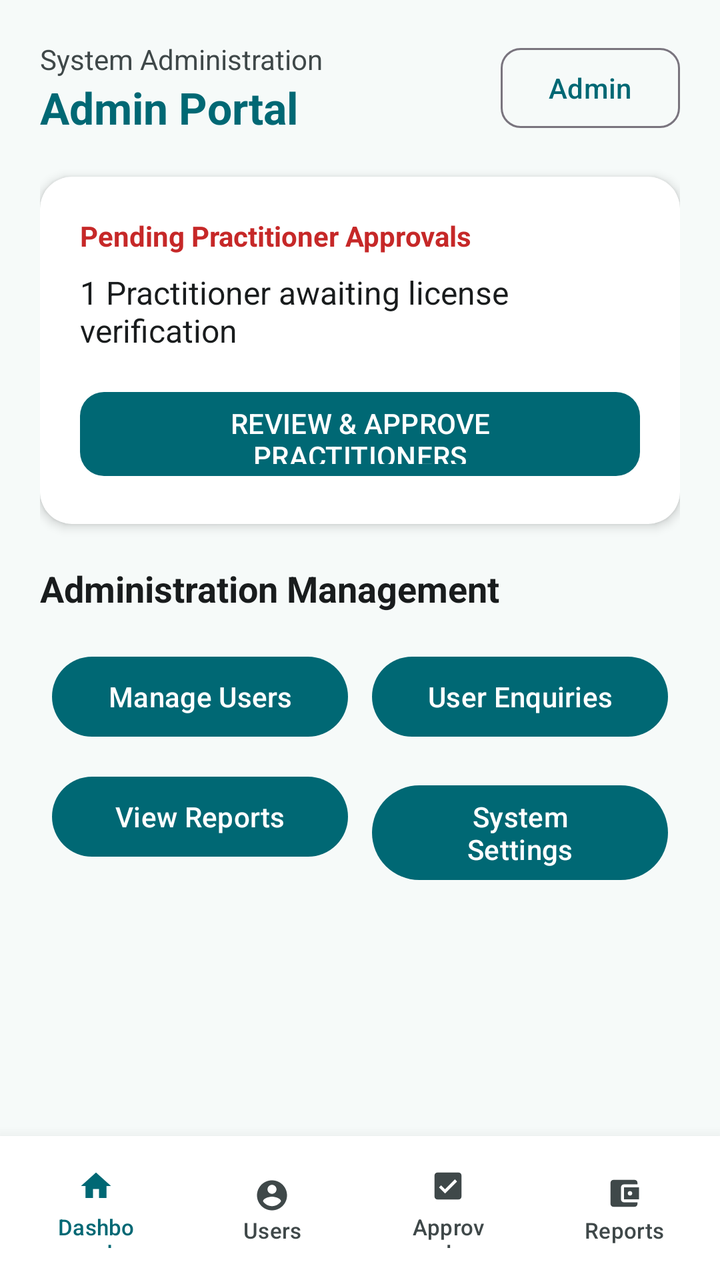
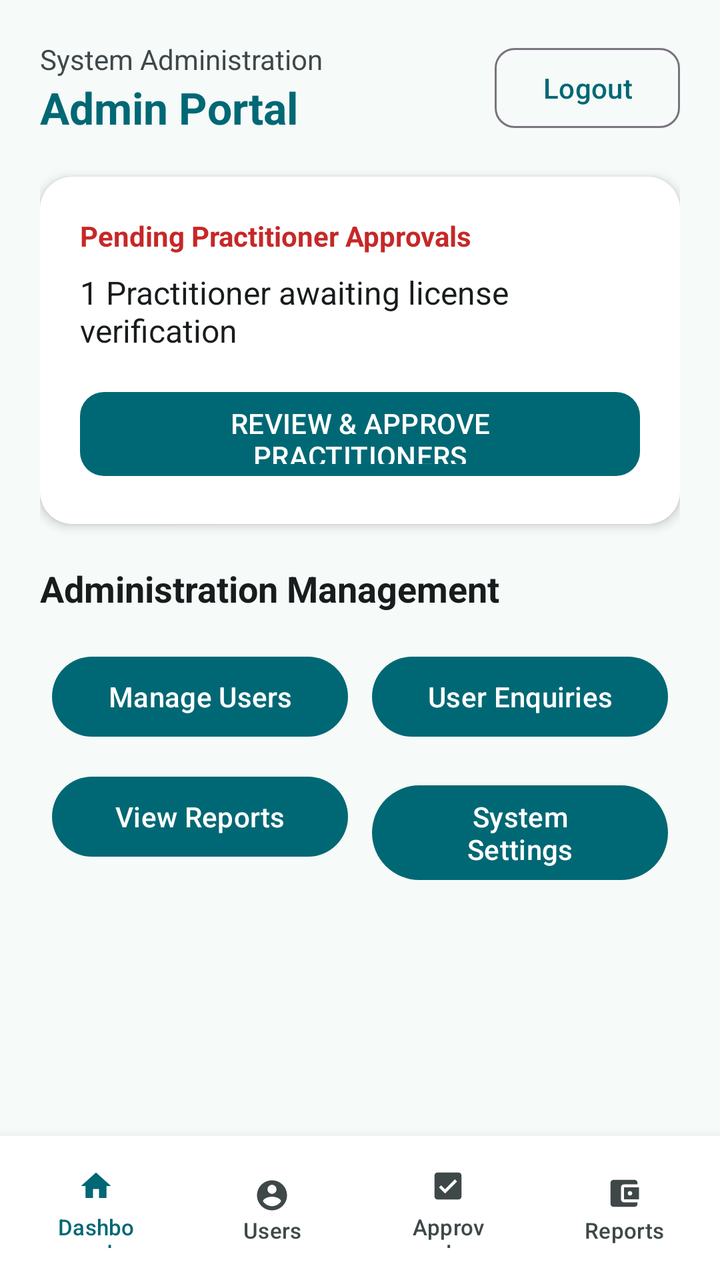

Two renders of the same Android screen: before a commit and after it. Below are the layout's source before the change and the commit's diff.
<!-- AndroidManifest.xml: application theme Theme.TeledentistryProject -->
<!-- res/layout/activity_admin_home.xml -->
<?xml version="1.0" encoding="utf-8"?>
<RelativeLayout xmlns:android="http://schemas.android.com/apk/res/android"
    xmlns:app="http://schemas.android.com/apk/res-auto"
    android:layout_width="match_parent"
    android:layout_height="match_parent"
    android:background="@color/dental_background">

    <ScrollView
        android:layout_width="match_parent"
        android:layout_height="match_parent"
        android:layout_above="@id/bottomNavContainer"
        android:fillViewport="true">

        <LinearLayout
            android:layout_width="match_parent"
            android:layout_height="wrap_content"
            android:orientation="vertical"
            android:padding="20dp">

            
            <LinearLayout
                android:layout_width="match_parent"
                android:layout_height="wrap_content"
                android:orientation="horizontal"
                android:gravity="center_vertical"
                android:layout_marginBottom="20dp">

                <LinearLayout
                    android:layout_width="0dp"
                    android:layout_height="wrap_content"
                    android:layout_weight="1"
                    android:orientation="vertical">

                    <TextView
                        android:layout_width="wrap_content"
                        android:layout_height="wrap_content"
                        android:text="System Administration"
                        android:textSize="14sp"
                        android:textColor="@color/text_secondary"/>

                    <TextView
                        android:layout_width="wrap_content"
                        android:layout_height="wrap_content"
                        android:text="Admin Portal"
                        android:textSize="22sp"
                        android:textStyle="bold"
                        android:textColor="@color/dental_primary"/>
                </LinearLayout>

                <com.google.android.material.button.MaterialButton
                    android:id="@+id/btnAdminProfile"
                    android:layout_width="wrap_content"
                    android:layout_height="wrap_content"
                    android:text="Admin"
                    style="?attr/materialButtonOutlinedStyle"
                    app:cornerRadius="10dp"/>
            </LinearLayout>

            
            <androidx.cardview.widget.CardView
                android:layout_width="match_parent"
                android:layout_height="wrap_content"
                android:layout_marginBottom="20dp"
                app:cardCornerRadius="16dp"
                app:cardElevation="3dp"
                app:cardBackgroundColor="@color/dental_surface">

                <LinearLayout
                    android:layout_width="match_parent"
                    android:layout_height="wrap_content"
                    android:orientation="vertical"
                    android:padding="20dp">

                    <TextView
                        android:layout_width="wrap_content"
                        android:layout_height="wrap_content"
                        android:text="Pending Practitioner Approvals"
                        android:textStyle="bold"
                        android:textColor="@color/error_red"
                        android:layout_marginBottom="8dp"/>

                    <TextView
                        android:id="@+id/tvPendingCount"
                        android:layout_width="wrap_content"
                        android:layout_height="wrap_content"
                        android:text="1 Practitioner awaiting license verification"
                        android:textSize="16sp"
                        android:textColor="@color/text_primary"
                        android:layout_marginBottom="16dp"/>

                    <com.google.android.material.button.MaterialButton
                        android:id="@+id/btnManageApprovals"
                        android:layout_width="match_parent"
                        android:layout_height="50dp"
                        android:text="REVIEW &amp; APPROVE PRACTITIONERS"
                        app:cornerRadius="12dp"/>
                </LinearLayout>
            </androidx.cardview.widget.CardView>

            
            <TextView
                android:layout_width="wrap_content"
                android:layout_height="wrap_content"
                android:text="Administration Management"
                android:textStyle="bold"
                android:textSize="18sp"
                android:textColor="@color/text_primary"
                android:layout_marginBottom="12dp"/>

            <GridLayout
                android:layout_width="match_parent"
                android:layout_height="wrap_content"
                android:columnCount="2"
                android:alignmentMode="alignMargins"
                android:columnOrderPreserved="false">

                <Button
                    android:id="@+id/btnManageUsers"
                    android:layout_width="0dp"
                    android:layout_height="wrap_content"
                    android:layout_columnWeight="1"
                    android:layout_margin="6dp"
                    android:text="Manage Users"/>

                <Button
                    android:id="@+id/btnUserEnquiries"
                    android:layout_width="0dp"
                    android:layout_height="wrap_content"
                    android:layout_columnWeight="1"
                    android:layout_margin="6dp"
                    android:text="User Enquiries"/>

                <Button
                    android:id="@+id/btnViewReports"
                    android:layout_width="0dp"
                    android:layout_height="wrap_content"
                    android:layout_columnWeight="1"
                    android:layout_margin="6dp"
                    android:text="View Reports"/>

                <Button
                    android:id="@+id/btnSystemSettings"
                    android:layout_width="0dp"
                    android:layout_height="wrap_content"
                    android:layout_columnWeight="1"
                    android:layout_margin="6dp"
                    android:text="System Settings"/>
            </GridLayout>

        </LinearLayout>
    </ScrollView>

    
    <androidx.cardview.widget.CardView
        android:id="@+id/bottomNavContainer"
        android:layout_width="match_parent"
        android:layout_height="72dp"
        android:layout_alignParentBottom="true"
        app:cardElevation="12dp"
        app:cardCornerRadius="0dp"
        app:cardBackgroundColor="@color/dental_surface">

        <LinearLayout
            android:layout_width="match_parent"
            android:layout_height="match_parent"
            android:orientation="horizontal"
            android:gravity="center_vertical"
            android:weightSum="4"
            android:paddingHorizontal="4dp">

            <com.google.android.material.button.MaterialButton
                android:layout_width="0dp"
                android:layout_height="60dp"
                android:layout_weight="1"
                android:text="Dashboard"
                android:textSize="11sp"
                android:textColor="@color/dental_primary"
                style="?attr/materialButtonOutlinedStyle"
                app:icon="@drawable/ic_home"
                app:iconTint="@color/dental_primary"
                app:iconGravity="textTop"
                app:strokeWidth="0dp"
                app:cornerRadius="8dp"/>

            <com.google.android.material.button.MaterialButton
                android:layout_width="0dp"
                android:layout_height="60dp"
                android:layout_weight="1"
                android:text="Users"
                android:textSize="11sp"
                android:textColor="@color/text_secondary"
                style="?attr/materialButtonOutlinedStyle"
                app:icon="@drawable/ic_profile"
                app:iconTint="@color/text_secondary"
                app:iconGravity="textTop"
                app:strokeWidth="0dp"
                app:cornerRadius="8dp"/>

            <com.google.android.material.button.MaterialButton
                android:layout_width="0dp"
                android:layout_height="60dp"
                android:layout_weight="1"
                android:text="Approvals"
                android:textSize="11sp"
                android:textColor="@color/text_secondary"
                style="?attr/materialButtonOutlinedStyle"
                app:icon="@drawable/ic_treatment"
                app:iconTint="@color/text_secondary"
                app:iconGravity="textTop"
                app:strokeWidth="0dp"
                app:cornerRadius="8dp"/>

            <com.google.android.material.button.MaterialButton
                android:layout_width="0dp"
                android:layout_height="60dp"
                android:layout_weight="1"
                android:text="Reports"
                android:textSize="11sp"
                android:textColor="@color/text_secondary"
                style="?attr/materialButtonOutlinedStyle"
                app:icon="@drawable/ic_billing"
                app:iconTint="@color/text_secondary"
                app:iconGravity="textTop"
                app:strokeWidth="0dp"
                app:cornerRadius="8dp"/>
        </LinearLayout>
    </androidx.cardview.widget.CardView>

</RelativeLayout>
<!-- resources referenced by this layout -->
<resources>
  <color name="dental_background">#F6FAF9</color>
  <color name="dental_primary">#006874</color>
  <color name="dental_surface">#FFFFFF</color>
  <color name="error_red">#C62828</color>
  <color name="text_primary">#191C1D</color>
  <color name="text_secondary">#3F4849</color>
  <!-- drawable ic_billing (drawable) -->
  <vector xmlns:android="http://schemas.android.com/apk/res/android"
      android:width="24dp"
      android:height="24dp"
      android:viewportWidth="24"
      android:viewportHeight="24">
    <path
        android:fillColor="@color/dental_primary"
        android:pathData="M21,18v1c0,1.1 -0.9,2 -2,2H5c-1.11,0 -2,-0.9 -2,-2V5c0,-1.1 0.89,-2 2,-2h14c1.1,0 2,0.9 2,2v1h-9c-1.11,0 -2,0.9 -2,2v8c0,1.1 0.89,2 2,2h9zm-9-2h10V8H12v8zm4,-2.5c-0.83,0 -1.5,-0.67 -1.5,-1.5s0.67,-1.5 1.5,-1.5 1.5,0.67 1.5,1.5 -0.67,1.5 -1.5,1.5z"/>
  </vector>
  <!-- drawable ic_home (drawable) -->
  <vector xmlns:android="http://schemas.android.com/apk/res/android"
      android:width="24dp"
      android:height="24dp"
      android:viewportWidth="24"
      android:viewportHeight="24">
    <path
        android:fillColor="@color/dental_primary"
        android:pathData="M10,20v-6h4v6h5v-8h3L12,3 2,12h3v8z"/>
  </vector>
  <!-- drawable ic_profile (drawable) -->
  <vector xmlns:android="http://schemas.android.com/apk/res/android"
      android:width="24dp"
      android:height="24dp"
      android:viewportWidth="24"
      android:viewportHeight="24">
    <path
        android:fillColor="@color/dental_primary"
        android:pathData="M12,2C6.48,2 2,6.48 2,12s4.48,10 10,10 10-4.48 10-10S17.52,2 12,2zm0,3c1.66,0 3,1.34 3,3s-1.34,3 -3,3-3-1.34-3-3 1.34-3 3-3zm0,14.2c-2.5,0 -4.71-1.28 -6-3.22 0.03-1.99 4-3.08 6-3.08 1.99,0 5.97,1.09 6,3.08-1.29,1.94-3.5,3.22-6,3.22z"/>
  </vector>
  <!-- drawable ic_treatment (drawable) -->
  <vector xmlns:android="http://schemas.android.com/apk/res/android"
      android:width="24dp"
      android:height="24dp"
      android:viewportWidth="24"
      android:viewportHeight="24">
    <path
        android:fillColor="@color/dental_primary"
        android:pathData="M19,3H5C3.9,3 3,3.9 3,5v14c0,1.1 0.9,2 2,2h14c1.1,0 2-0.9 2-2V5C21,3.9 20.1,3 19,3zM10,17l-4-4 1.41-1.41L10,14.17l6.59-6.59L18,9l-8,8z"/>
  </vector>
  <style name="Theme.TeledentistryProject" parent="Base.Theme.TeledentistryProject" />
  <style name="Base.Theme.TeledentistryProject" parent="Theme.Material3.DayNight.NoActionBar">
          <item name="colorPrimary">@color/dental_primary</item>
          <item name="colorSecondary">@color/dental_secondary</item>
          <item name="android:windowBackground">@color/dental_background</item>
          <item name="colorSurface">@color/dental_surface</item>
      </style>
  <color name="dental_secondary">#00A3B4</color>
</resources>

<!-- the commit's change to res/layout/activity_admin_home.xml (unified diff, before → after) -->
@@ -48,10 +48,11 @@
                 </LinearLayout>
 
                 <com.google.android.material.button.MaterialButton
-                    android:id="@+id/btnAdminProfile"
+                    android:id="@+id/btnAdminLogout"
                     android:layout_width="wrap_content"
                     android:layout_height="wrap_content"
-                    android:text="Admin"
+                    android:text="Logout"
+                    android:textAllCaps="false"
                     style="?attr/materialButtonOutlinedStyle"
                     app:cornerRadius="10dp"/>
             </LinearLayout>
